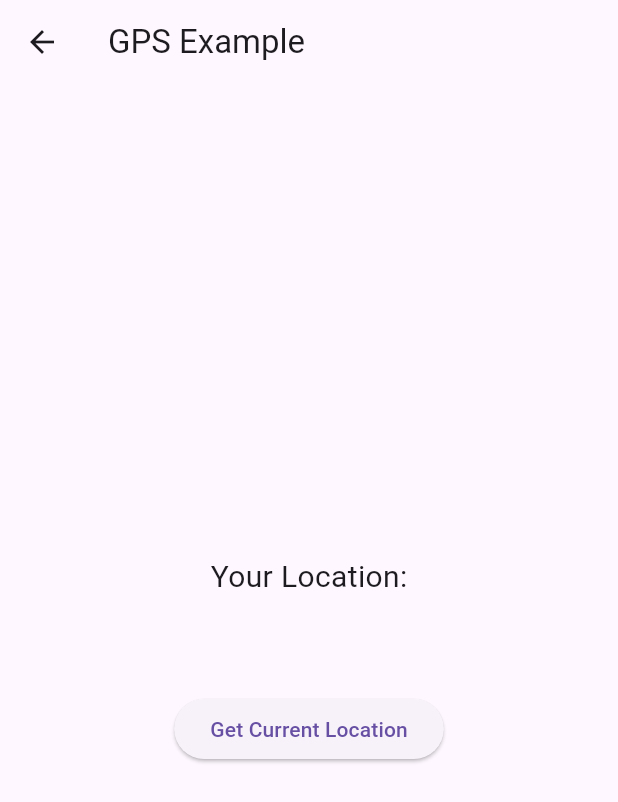
After one commit to arianacatani2009/firebase_flutter, a Flutter app: the GPSHomePage screen opened by its route, after a tap on "Get Current Location", on a phone screen of 412 x 824 dp. The commit adds this screen. Shown: the top 802 px of the screen. Run offline on Flutter 3.47's test engine with Material 3 defaults, Android fonts, the phone set to English and light mode, and no system bars; our stand-ins replace cloud_firestore, firebase_auth, firebase_core, geolocator, go_router, google_fonts; missing offline and left inert: firebase_ui_auth; accounts and stored records are empty.

Commit message:
ACtualizacion 1

```diff
--- /dev/null
+++ b/lib/gps_home_page.dart
@@ -0,0 +1,65 @@
+// gps_home_page.dart
+
+import 'package:flutter/material.dart';
+import 'package:geolocator/geolocator.dart';
+
+class GPSHomePage extends StatefulWidget {
+  @override
+  _GPSHomePageState createState() => _GPSHomePageState();
+}
+
+class _GPSHomePageState extends State<GPSHomePage> {
+  String _locationMessage = "";
+
+  void _getCurrentLocation() async {
+    LocationPermission permission = await Geolocator.checkPermission();
+    if (permission == LocationPermission.denied) {
+      permission = await Geolocator.requestPermission();
+    }
+
+    if (permission == LocationPermission.deniedForever) {
+      setState(() {
+        _locationMessage = "Location permissions are permanently denied.";
+      });
+      return;
+    }
+
+    Position position = await Geolocator.getCurrentPosition(
+      desiredAccuracy: LocationAccuracy.high,
+    );
+
+    setState(() {
+      _locationMessage = "Lat: ${position.latitude}, Long: ${position.longitude}";
+    });
+  }
+
+  @override
+  Widget build(BuildContext context) {
+    return Scaffold(
+      appBar: AppBar(
+        title: Text('GPS Example'),
+      ),
+      body: Center(
+        child: Column(
+          mainAxisAlignment: MainAxisAlignment.center,
+          children: <Widget>[
+            Text(
+              'Your Location:',
+              style: TextStyle(fontSize: 20),
+            ),
+            SizedBox(height: 20),
+            Text(
+              _locationMessage,
+              style: TextStyle(fontSize: 16),
+            ),
+            SizedBox(height: 20),
+            ElevatedButton(
+              onPressed: _getCurrentLocation,
+              child: Text('Get Current Location'),
+            ),
+          ],
+        ),
+      ),
+    );
+  }
+}
--- a/lib/main.dart
+++ b/lib/main.dart
@@ -1,27 +1,20 @@
-// Copyright 2022 The Flutter Authors. All rights reserved.
-// Use of this source code is governed by a BSD-style license that can be
-// found in the LICENSE file.
-
-import 'package:firebase_ui_auth/firebase_ui_auth.dart'; // new
+import 'package:firebase_ui_auth/firebase_ui_auth.dart';
 import 'package:flutter/material.dart';
-import 'package:go_router/go_router.dart';               // new
+import 'package:go_router/go_router.dart';
 import 'package:google_fonts/google_fonts.dart';
-import 'package:provider/provider.dart';                 // new
-
-import 'app_state.dart';                                 // new
+import 'package:provider/provider.dart';
+import 'app_state.dart';
 import 'home_page.dart';
+import 'gps_home_page.dart'; // Importa la nueva pantalla
 
 void main() {
-  // Modify from here...
   WidgetsFlutterBinding.ensureInitialized();
-
   runApp(ChangeNotifierProvider(
     create: (context) => ApplicationState(),
-    builder: ((context, child) => const App()),
+    builder: (context, child) => const App(),
   ));
-  // ...to here.
 }
-// Add GoRouter configuration outside the App class
+
 final _router = GoRouter(
   routes: [
     GoRoute(
@@ -33,7 +26,7 @@ final _router = GoRouter(
           builder: (context, state) {
             return SignInScreen(
               actions: [
-                ForgotPasswordAction(((context, email) {
+                ForgotPasswordAction((context, email) {
                   final uri = Uri(
                     path: '/sign-in/forgot-password',
                     queryParameters: <String, String?>{
@@ -41,8 +34,8 @@ final _router = GoRouter(
                     },
                   );
                   context.push(uri.toString());
-                })),
-                AuthStateChangeAction(((context, state) {
+                }),
+                AuthStateChangeAction((context, state) {
                   final user = switch (state) {
                     SignedIn state => state.user,
                     UserCreated state => state.credential.user,
@@ -61,8 +54,8 @@ final _router = GoRouter(
                             'Please check your email to verify your email address'));
                     ScaffoldMessenger.of(context).showSnackBar(snackBar);
                   }
-                  context.pushReplacement('/');
-                })),
+                  context.pushReplacement('/gps'); // Redirige a la pantalla de GPS
+                }),
               ],
             );
           },
@@ -92,13 +85,15 @@ final _router = GoRouter(
             );
           },
         ),
+        GoRoute(
+          path: 'gps',
+          builder: (context, state) => GPSHomePage(), // Nueva ruta para la pantalla de GPS
+        ),
       ],
     ),
   ],
 );
-// end of GoRouter configuration
 
-// Change MaterialApp to MaterialApp.router and add the routerConfig
 class App extends StatelessWidget {
   const App({super.key});
 
@@ -117,7 +112,7 @@ class App extends StatelessWidget {
         visualDensity: VisualDensity.adaptivePlatformDensity,
         useMaterial3: true,
       ),
-      routerConfig: _router, // new
+      routerConfig: _router,
     );
   }
 }
--- a/pubspec.yaml
+++ b/pubspec.yaml
@@ -31,7 +31,7 @@ environment:
 dependencies:
   flutter:
     sdk: flutter
-
+  geolocator: 12.0.0
 
   # The following adds the Cupertino Icons font to your application.
   # Use with the CupertinoIcons class for iOS style icons.
@@ -43,6 +43,7 @@ dependencies:
   cloud_firestore: ^5.1.0
   provider: ^6.1.2
   firebase_ui_auth: ^1.15.0
+
 
 dev_dependencies:
   flutter_test:
```
Also changed, not shown: pubspec.lock, 1 other file.
